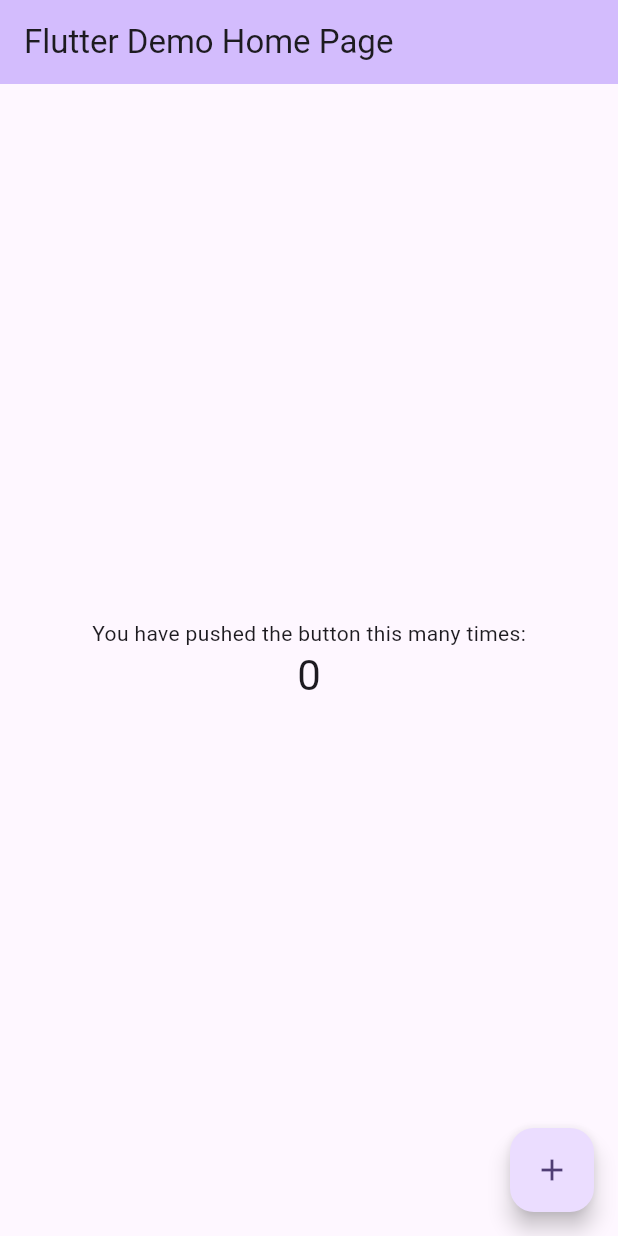
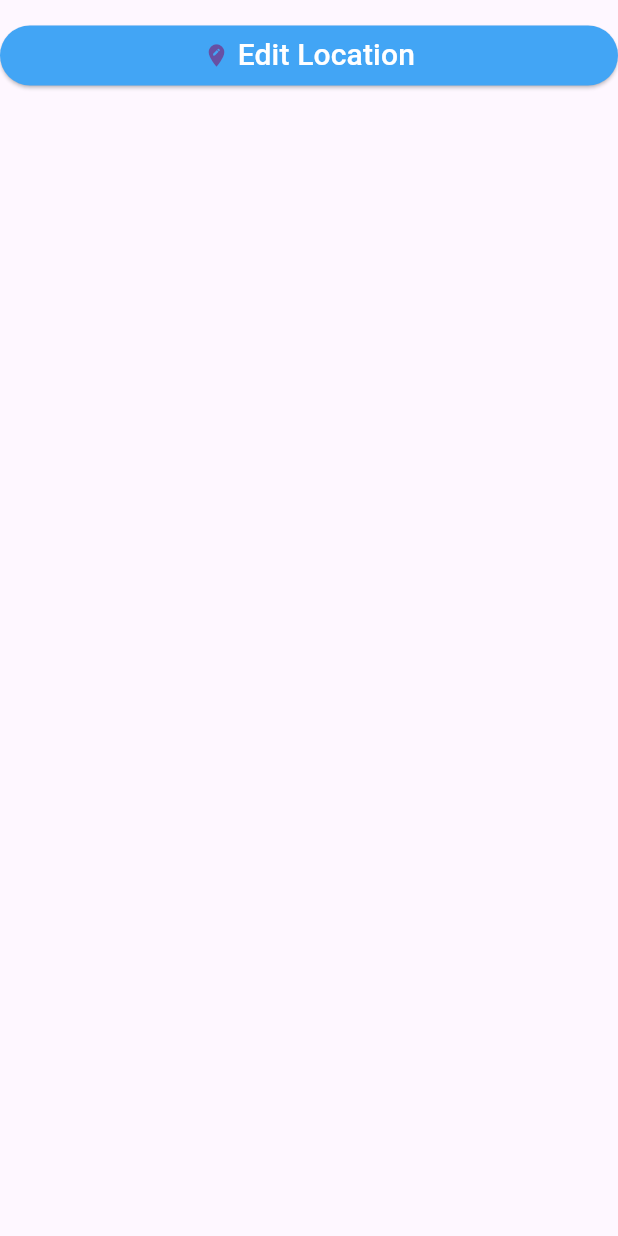
Before and after one commit to bekatadesse/world_time_app, a Flutter app: the screen it shows after launch, on a phone screen of 412 x 824 dp. Run offline on Flutter 3.47's test engine with Material 3 defaults, Android fonts, the phone set to English and light mode, and no system bars.

Commit message:
create home page

```diff
--- a/lib/main.dart
+++ b/lib/main.dart
@@ -1,125 +1,17 @@
 import 'package:flutter/material.dart';
+import 'package:world_time_app/pages/home.dart';
+import 'package:world_time_app/pages/loading.dart';
+import 'package:world_time_app/pages/choose_location.dart';
 
 void main() {
-  runApp(const MyApp());
+  runApp(MaterialApp(
+    //home: Home(),
+    initialRoute: '/home',
+
+    routes: {
+      '/': (context) => Loading(),
+      '/home': (context) => Home(),
+      '/choose_location': (context) => ChooseLocation(),
+    },
+  ));
 }
-
-class MyApp extends StatelessWidget {
-  const MyApp({super.key});
-
-  // This widget is the root of your application.
-  @override
-  Widget build(BuildContext context) {
-    return MaterialApp(
-      title: 'Flutter Demo',
-      theme: ThemeData(
-        // This is the theme of your application.
-        //
-        // TRY THIS: Try running your application with "flutter run". You'll see
-        // the application has a purple toolbar. Then, without quitting the app,
-        // try changing the seedColor in the colorScheme below to Colors.green
-        // and then invoke "hot reload" (save your changes or press the "hot
-        // reload" button in a Flutter-supported IDE, or press "r" if you used
-        // the command line to start the app).
-        //
-        // Notice that the counter didn't reset back to zero; the application
-        // state is not lost during the reload. To reset the state, use hot
-        // restart instead.
-        //
-        // This works for code too, not just values: Most code changes can be
-        // tested with just a hot reload.
-        colorScheme: ColorScheme.fromSeed(seedColor: Colors.deepPurple),
-        useMaterial3: true,
-      ),
-      home: const MyHomePage(title: 'Flutter Demo Home Page'),
-    );
-  }
-}
-
-class MyHomePage extends StatefulWidget {
-  const MyHomePage({super.key, required this.title});
-
-  // This widget is the home page of your application. It is stateful, meaning
-  // that it has a State object (defined below) that contains fields that affect
-  // how it looks.
-
-  // This class is the configuration for the state. It holds the values (in this
-  // case the title) provided by the parent (in this case the App widget) and
-  // used by the build method of the State. Fields in a Widget subclass are
-  // always marked "final".
-
-  final String title;
-
-  @override
-  State<MyHomePage> createState() => _MyHomePageState();
-}
-
-class _MyHomePageState extends State<MyHomePage> {
-  int _counter = 0;
-
-  void _incrementCounter() {
-    setState(() {
-      // This call to setState tells the Flutter framework that something has
-      // changed in this State, which causes it to rerun the build method below
-      // so that the display can reflect the updated values. If we changed
-      // _counter without calling setState(), then the build method would not be
-      // called again, and so nothing would appear to happen.
-      _counter++;
-    });
-  }
-
-  @override
-  Widget build(BuildContext context) {
-    // This method is rerun every time setState is called, for instance as done
-    // by the _incrementCounter method above.
-    //
-    // The Flutter framework has been optimized to make rerunning build methods
-    // fast, so that you can just rebuild anything that needs updating rather
-    // than having to individually change instances of widgets.
-    return Scaffold(
-      appBar: AppBar(
-        // TRY THIS: Try changing the color here to a specific color (to
-        // Colors.amber, perhaps?) and trigger a hot reload to see the AppBar
-        // change color while the other colors stay the same.
-        backgroundColor: Theme.of(context).colorScheme.inversePrimary,
-        // Here we take the value from the MyHomePage object that was created by
-        // the App.build method, and use it to set our appbar title.
-        title: Text(widget.title),
-      ),
-      body: Center(
-        // Center is a layout widget. It takes a single child and positions it
-        // in the middle of the parent.
-        child: Column(
-          // Column is also a layout widget. It takes a list of children and
-          // arranges them vertically. By default, it sizes itself to fit its
-          // children horizontally, and tries to be as tall as its parent.
-          //
-          // Column has various properties to control how it sizes itself and
-          // how it positions its children. Here we use mainAxisAlignment to
-          // center the children vertically; the main axis here is the vertical
-          // axis because Columns are vertical (the cross axis would be
-          // horizontal).
-          //
-          // TRY THIS: Invoke "debug painting" (choose the "Toggle Debug Paint"
-          // action in the IDE, or press "p" in the console), to see the
-          // wireframe for each widget.
-          mainAxisAlignment: MainAxisAlignment.center,
-          children: <Widget>[
-            const Text(
-              'You have pushed the button this many times:',
-            ),
-            Text(
-              '$_counter',
-              style: Theme.of(context).textTheme.headlineMedium,
-            ),
-          ],
-        ),
-      ),
-      floatingActionButton: FloatingActionButton(
-        onPressed: _incrementCounter,
-        tooltip: 'Increment',
-        child: const Icon(Icons.add),
-      ), // This trailing comma makes auto-formatting nicer for build methods.
-    );
-  }
-}
--- /dev/null
+++ b/lib/pages/home.dart
@@ -0,0 +1,46 @@
+import 'package:flutter/material.dart';
+
+class Home extends StatefulWidget {
+  const Home({super.key});
+
+  @override
+  State<Home> createState() => _HomeState();
+}
+
+class _HomeState extends State<Home> {
+  @override
+  Widget build(BuildContext context) {
+    return Scaffold(
+      body: SafeArea(
+        child: Column(
+          children: <Widget>[
+            SizedBox(height: 13.0),
+            ElevatedButton(
+              onPressed: () {
+                Navigator.pushNamed(context, '/choose_location');
+              },
+              style: ButtonStyle(
+                backgroundColor: MaterialStateProperty.all(Colors.blue[400]),
+              ),
+              child: const Row(
+                mainAxisAlignment: MainAxisAlignment.center,
+                children: [
+                  Icon(Icons.edit_location), // Your desired icon
+                  SizedBox(width: 5.0), // Add some spacing
+                  Text(
+                    'Edit Location',
+                    style: TextStyle(
+                      fontSize: 20.0,
+                      color: Colors.white,
+                    ),
+                  ),
+                ],
+              ),
+            ),
+          ],
+        ),
+      ),
+
+    );
+  }
+}
```
Also changed, not shown: lib/pages/choose_location.dart (added, +41 -0 lines), lib/pages/loading.dart (added, +19 -0 lines), 3 other files.
